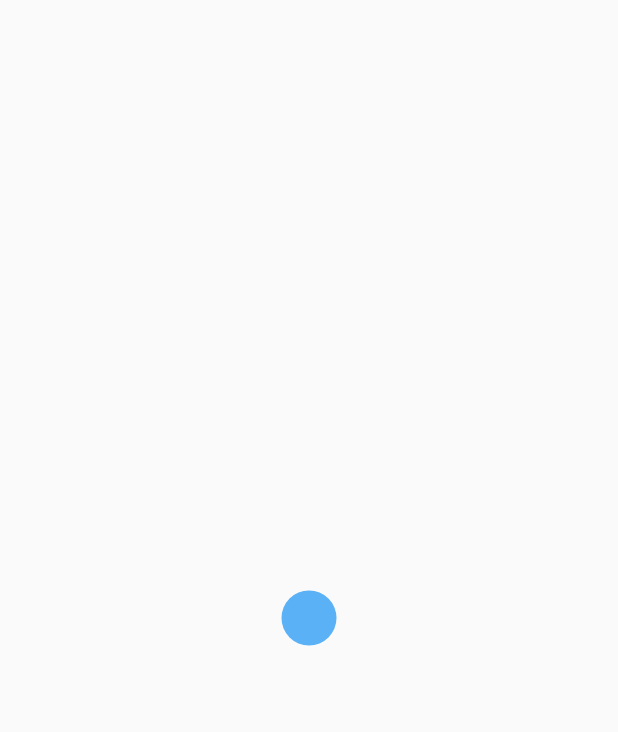
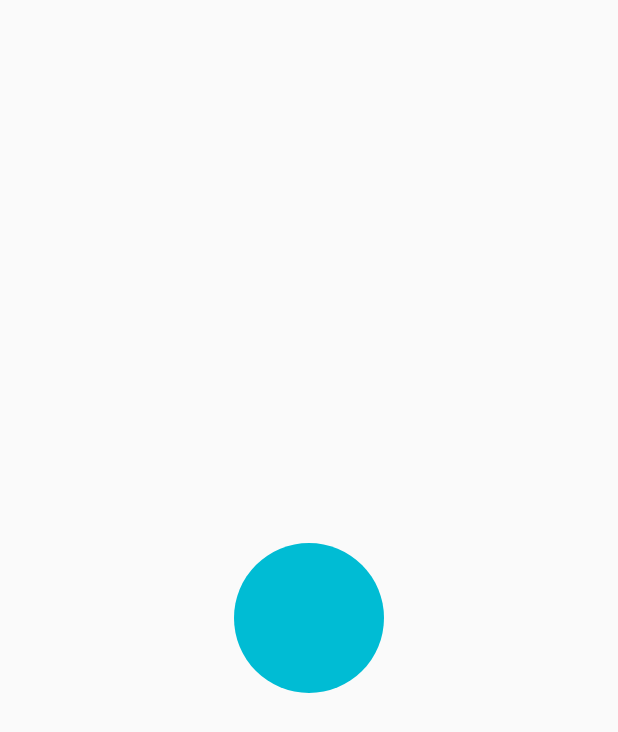
Before and after one commit to SatioO/flutter-practices, a Flutter app: the screen it shows after launch, on a phone screen of 412 x 824 dp. Shown: the top 732 px of the screen. Run offline on Flutter 3.47's test engine with Material 2 defaults, Android fonts, the phone set to English and light mode, and no system bars; our stand-ins replace font_awesome_flutter.

Commit message:
feat(animatio)

```diff
--- a/lib/routes.dart
+++ b/lib/routes.dart
@@ -1,5 +1,6 @@
 import 'package:myapp/widgets/stateful/animation/index.dart';
 import 'package:myapp/widgets/stateful/books/books.dart';
+import 'package:myapp/widgets/stateful/easein/index.dart';
 import 'package:myapp/widgets/stateful/fetch/index.dart';
 import 'package:myapp/widgets/stateful/flow/index.dart';
 import 'package:myapp/widgets/stateful/loader/index.dart';
@@ -8,7 +9,8 @@ import 'package:myapp/widgets/stateful/posts/posts.dart';
 import "package:myapp/widgets/stateful/home/index.dart";
 
 var routes = {
-  "/": (context) => AnimatedCard(),
+  "/": (context) => EaseInAnimation(),
+  "/animatedcard": (context) => AnimatedCard(),
   "/loader": (context) => Loader(),
   "/fetch": (context) => Fetch(),
   "/flow": (context) => MasterFlow(),
--- /dev/null
+++ b/lib/widgets/stateful/easein/index.dart
@@ -0,0 +1,48 @@
+import 'package:flutter/material.dart';
+
+class EaseInAnimation extends StatefulWidget {
+  final Widget child;
+
+  EaseInAnimation({Key key, this.child}) : super(key: key);
+
+  _EaseInAnimationState createState() => _EaseInAnimationState();
+}
+
+class _EaseInAnimationState extends State<EaseInAnimation>
+    with SingleTickerProviderStateMixin {
+  Animation _animation;
+  AnimationController _controller;
+
+  @override
+  void initState() {
+    super.initState();
+    _controller =
+        AnimationController(vsync: this, duration: Duration(seconds: 2));
+    _animation = Tween(begin: -1.0, end: 0.0).animate(
+        CurvedAnimation(parent: _controller, curve: Curves.fastOutSlowIn));
+
+    _controller.forward();
+  }
+
+  @override
+  Widget build(BuildContext context) {
+    final width = MediaQuery.of(context).size.width;
+
+    return Scaffold(
+        body: AnimatedBuilder(
+      animation: _animation,
+      builder: (context, child) => Transform(
+            transform:
+                Matrix4.translationValues(_animation.value * width, 0.0, 0.0),
+            child: Center(
+              child: Container(
+                width: 100.0,
+                height: 100.0,
+                decoration:
+                    BoxDecoration(color: Colors.cyan, shape: BoxShape.circle),
+              ),
+            ),
+          ),
+    ));
+  }
+}
```
